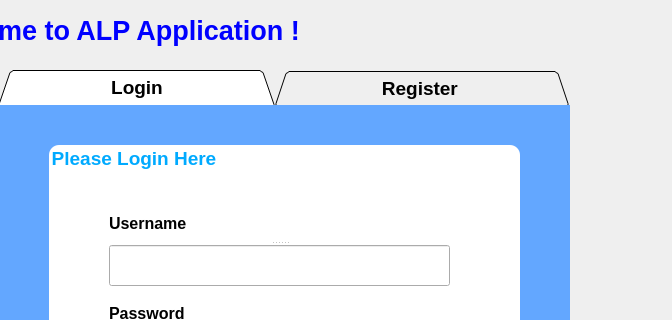
Above: ACL/RegisterPage.ui from Pocket99/3D_CNN_KNEE_FLEXION_ANGLE_ESTIMATION before the change; both pictures show x 101 to 773 and y 0 to 320 of the 773 by 586 pixel window. Below: the same form after it.
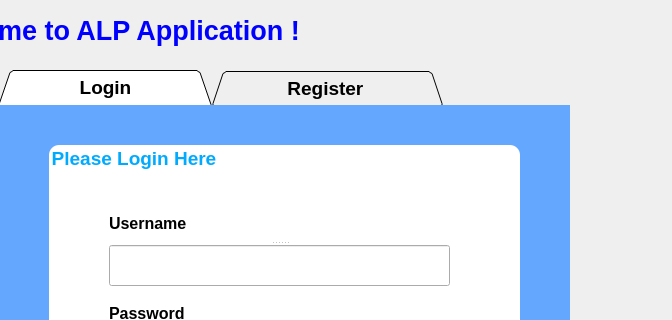
That is the form after the change. The open tabs and pages were chosen to show the change.

Commit message: Register Page Connect with DB

```diff
--- a/ACL/RegisterPage.ui
+++ b/ACL/RegisterPage.ui
@@ -89,7 +89,7 @@
    </property>
    <widget class="QWidget" name="tab">
     <attribute name="title">
-     <string>                   Login                   </string>
+     <string>             Login             </string>
     </attribute>
     <widget class="QGroupBox" name="loginForm">
      <property name="geometry">
@@ -224,7 +224,7 @@
    </widget>
    <widget class="QWidget" name="tab_2">
     <attribute name="title">
-     <string>                  Register                   </string>
+     <string>            Register             </string>
     </attribute>
     <widget class="QGroupBox" name="registerForm">
      <property name="geometry">
```
Left out of the diff: 2 changed lines with no effect on the pictures. The commit also changes 2 other files.
